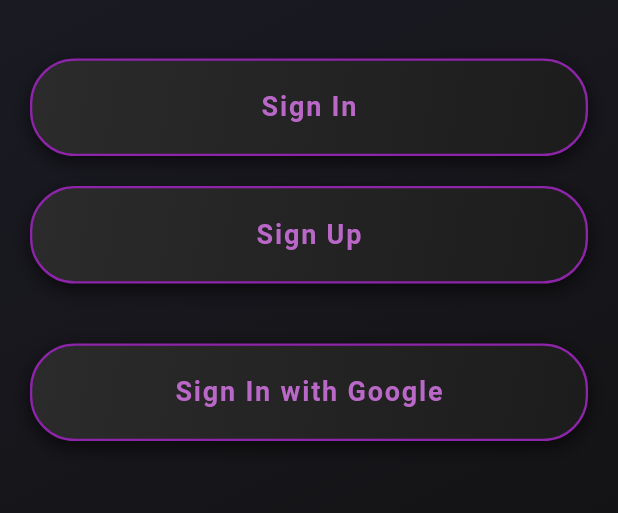
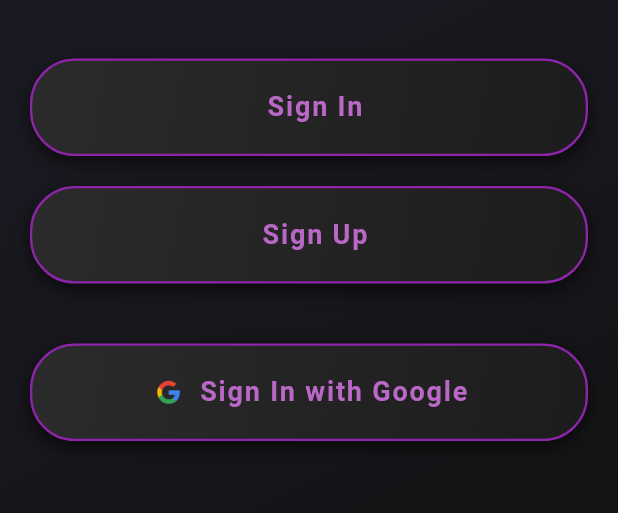
Before and after one commit to oriazadok/cypheron, a Flutter app: the screen it shows after launch, on a phone screen of 412 x 824 dp, the part 523-1036 px from its top. Run offline on Flutter 3.47's test engine with Material 3 defaults, Android fonts, the phone set to English and light mode, and no system bars; our stand-ins replace cloud_firestore, contacts_service, firebase_auth, firebase_core, google_sign_in, hive and 4 more; missing offline and left inert: dart:ffi; accounts and stored records are empty.

Commit message:
ui google sign in

```diff
--- a/lib/screens/welcome/Welcome.dart
+++ b/lib/screens/welcome/Welcome.dart
@@ -53,6 +53,7 @@
 
         NavButtonUI(
           label: 'Sign In with Google', // Button label for Sign In with Google.
+          isColor: true,
           onTap: () async {
 
             // Show the loading spinner
@@ -101,17 +102,6 @@
             }
           },
         ),
-
-        // ElevatedButton.icon(
-        //   icon: Image.asset(
-        //     'assets/icons/google_icon.png', // Add a Google logo asset
-        //     height: 24.0,
-        //   ),
-        //   label: const Text("Sign in with Google"),
-        //   onPressed: () async {
-
-        //   },
-        // ),
       ],
     );
   }
--- a/lib/ui/widgetsUI/buttonUI/NavButtonUI.dart
+++ b/lib/ui/widgetsUI/buttonUI/NavButtonUI.dart
@@ -8,9 +8,14 @@
 class NavButtonUI extends StatelessWidget {
 
   final String label; // The text displayed on the button
+  final bool isColor;
   final Function() onTap;
 
-  NavButtonUI({required this.label, required this.onTap});
+  NavButtonUI({
+    required this.label,
+    this.isColor = false,
+    required this.onTap
+  });
 
   @override
   Widget build(BuildContext context) {
@@ -23,11 +28,24 @@
         },
         child: Container(
           padding: EdgeInsets.symmetric(vertical: 18.0),
-          decoration: darkButtonDecoration(), // Use shared decoration
+          decoration: darkButtonDecoration(),
           child: Center(
-            child: FittedTextUI(
-              text: label,
-              type: TextType.button,
+            child: Row(
+              mainAxisSize: MainAxisSize.min,
+              children: [
+                if (isColor)
+                  Image.asset(
+                    'assets/icons/google_icon.png', // Path to Google logo
+                    height: 25.0, // Adjust size as needed
+                    width: 25.0,
+                  ),
+                  SizedBox(width: 8.0), // Add spacing between the icon and text
+
+                FittedTextUI(
+                  text: label,
+                  type: TextType.button,
+                ),
+              ],
             ),
           ),
         ),
```
